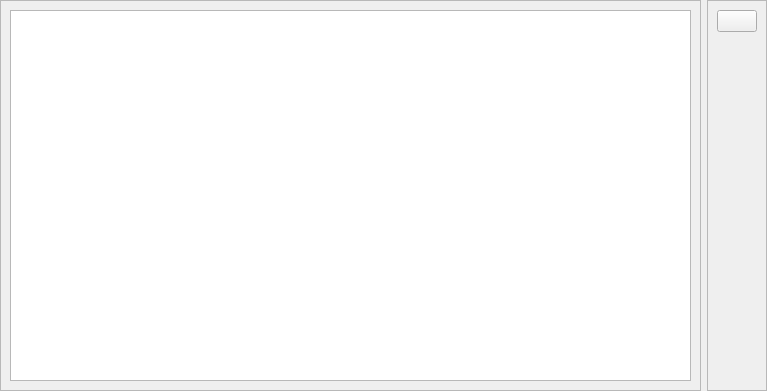
The window that data/ui/widgets/history.ui (brandonzorn/Nlight) describes before a commit, drawn with Qt 5.
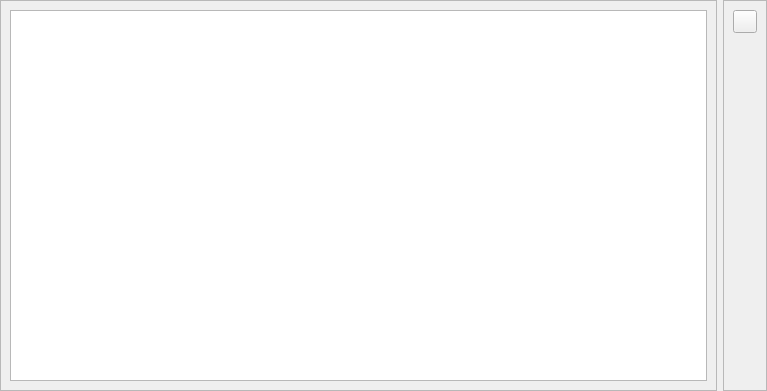
The same window after the commit. Custom widgets are drawn as their Qt base class.

What changed in the file:
```diff
--- a/data/ui/widgets/history.ui
+++ b/data/ui/widgets/history.ui
@@ -63,11 +63,7 @@
      </property>
      <layout class="QVBoxLayout" name="verticalLayout">
       <item>
-       <widget class="PushButton" name="delete_btn">
-        <property name="text">
-         <string/>
-        </property>
-       </widget>
+       <widget class="ToolButton" name="delete_btn"/>
       </item>
       <item>
        <spacer name="verticalSpacer">
@@ -89,8 +85,8 @@
  </widget>
  <customwidgets>
   <customwidget>
-   <class>PushButton</class>
-   <extends>QPushButton</extends>
+   <class>ToolButton</class>
+   <extends>QToolButton</extends>
    <header>qfluentwidgets</header>
   </customwidget>
   <customwidget>
```
